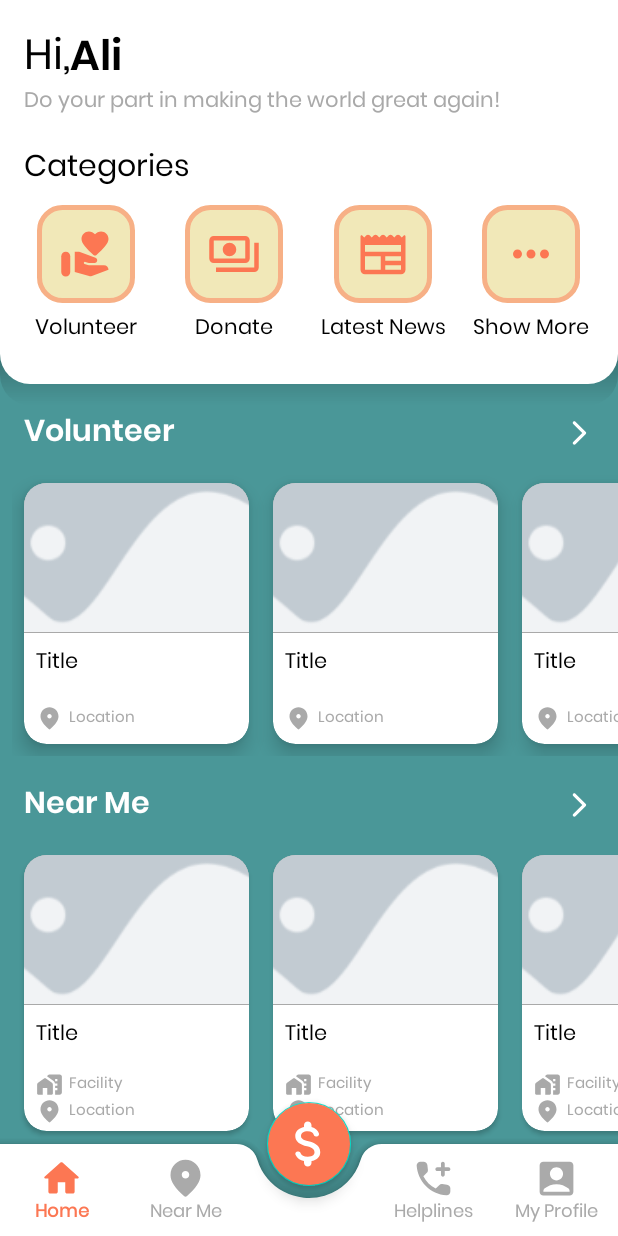
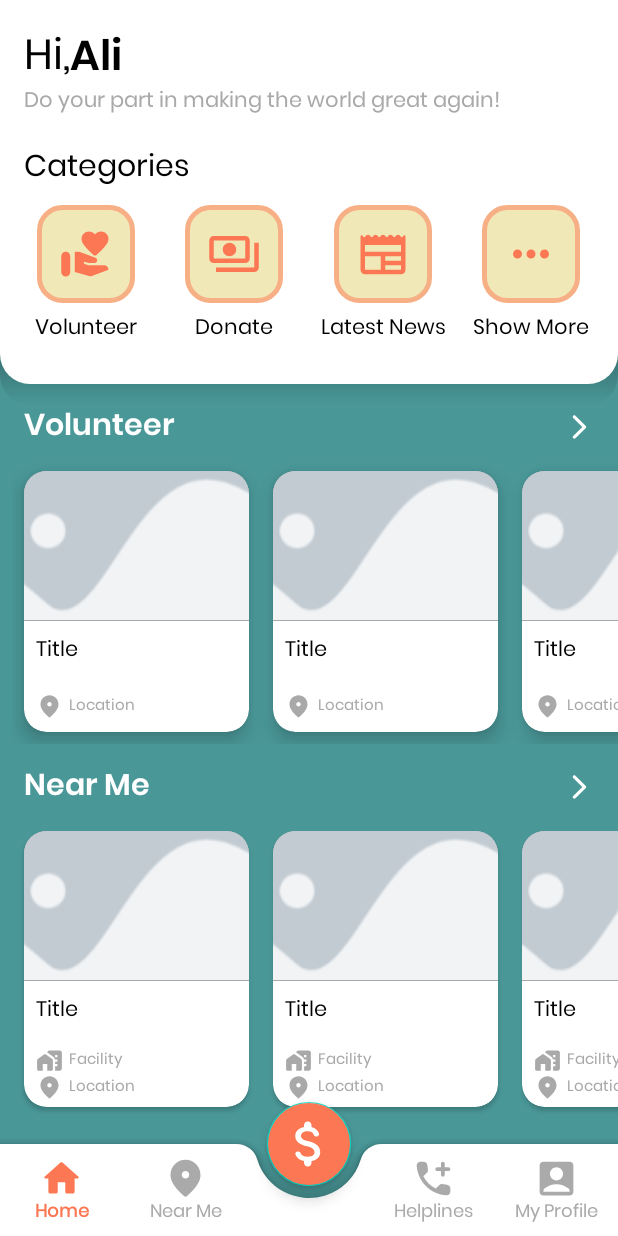
Before and after one commit to hanzawa-souren/FoodHub, an Android app: the screen it shows after launch (MainActivity), on a phone screen of 412 x 824 dp. Run offline under Robolectric (Android 15) with nearby library versions, the phone set to English and light mode, and no system bars; our stand-ins replace data binding.

Commit message:
organized a bit

```diff
--- a/app/src/main/res/layout/activity_main.xml
+++ b/app/src/main/res/layout/activity_main.xml
@@ -193,10 +193,6 @@
                     android:id="@+id/volunteer_preview_title"
                     android:layout_width="match_parent"
                     android:layout_height="wrap_content"
-                    android:layout_marginTop="8dp"
-                    android:paddingVertical="8dp"
-                    android:paddingHorizontal="@dimen/margin"
-                    android:drawableRight="@drawable/ic_arrow_right"
                     android:text="@string/volunteer"
                     style="@style/PreviewTitleStyle"
                     app:layout_constraintTop_toBottomOf="@id/top_drop"
@@ -235,10 +231,6 @@
                     android:id="@+id/near_me_preview_title"
                     android:layout_width="match_parent"
                     android:layout_height="wrap_content"
-                    android:layout_marginTop="8dp"
-                    android:paddingVertical="8dp"
-                    android:paddingHorizontal="@dimen/margin"
-                    android:drawableRight="@drawable/ic_arrow_right"
                     android:text="@string/near_me"
                     style="@style/PreviewTitleStyle"
                     app:layout_constraintTop_toBottomOf="@id/volunteer_preview"
@@ -277,10 +269,6 @@
                     android:id="@+id/latest_news_preview_title"
                     android:layout_width="match_parent"
                     android:layout_height="wrap_content"
-                    android:layout_marginTop="8dp"
-                    android:paddingVertical="8dp"
-                    android:paddingHorizontal="@dimen/margin"
-                    android:drawableRight="@drawable/ic_arrow_right"
                     android:text="@string/latest_news"
                     style="@style/PreviewTitleStyle"
                     app:layout_constraintTop_toBottomOf="@id/near_me_preview"
@@ -319,10 +307,6 @@
                     android:id="@+id/edigest_preview_title"
                     android:layout_width="match_parent"
                     android:layout_height="wrap_content"
-                    android:layout_marginTop="8dp"
-                    android:paddingVertical="8dp"
-                    android:paddingHorizontal="@dimen/margin"
-                    android:drawableRight="@drawable/ic_arrow_right"
                     android:text="@string/edigest"
                     style="@style/PreviewTitleStyle"
                     app:layout_constraintTop_toBottomOf="@id/latest_news_preview"
--- a/app/src/main/res/values/styles.xml
+++ b/app/src/main/res/values/styles.xml
@@ -19,5 +19,11 @@
         <item name="android:fontFamily">@font/poppins_semibold</item>
         <item name="android:textColor">@color/white</item>
         <item name="android:textSize">20sp</item>
+        <item name="android:layout_marginTop">8dp</item>
+        <item name="android:paddingVertical">4dp</item>
+        <item name="android:paddingHorizontal">@dimen/margin</item>
+        <item name="android:drawableRight">@drawable/ic_arrow_right</item>
     </style>
+
+
 </resources>
```
